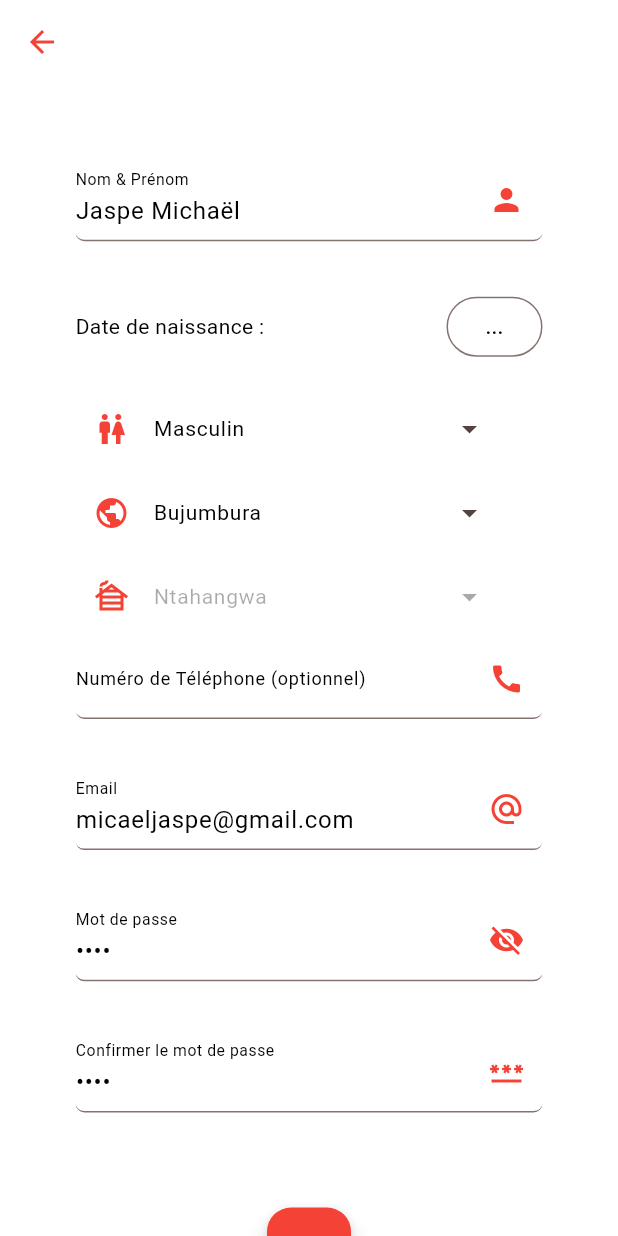
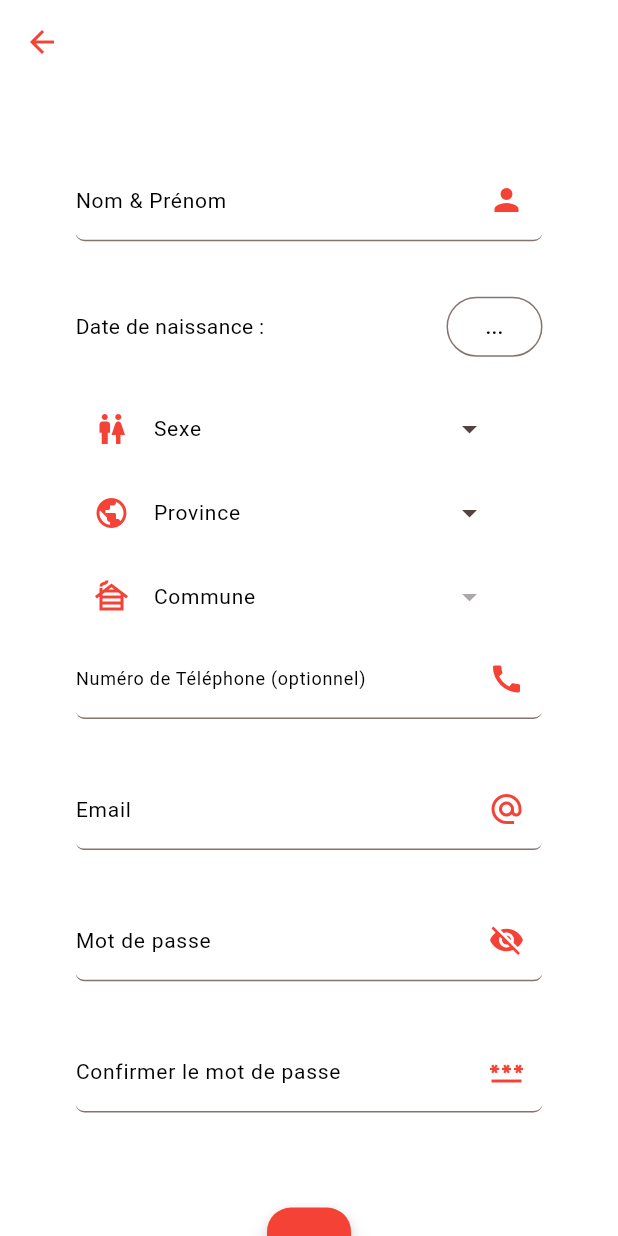
Before and after one commit to jspmic/medico_app, a Flutter app: the screen it shows after launch, after a tap on "Créer un compte", on a phone screen of 412 x 824 dp. Run offline on Flutter 3.47's test engine with Material 3 defaults, Android fonts, the phone set to English and light mode, and no system bars; our stand-ins replace flutter_secure_storage; missing offline and left inert: email_otp.

Commit message:
hotfix: removed test values from signup.dart

```diff
--- a/lib/signup.dart
+++ b/lib/signup.dart
@@ -103,19 +103,6 @@ class _SignupPageState extends State<SignupPage> {
 
   @override
   Widget build(BuildContext context) {
-	  pssw.text = "test";
-	  confirmPssw.text = "test";
-	  email.text = "micaeljaspe@gmail.com";
-	  nom.text = "Jaspe Michaël";
-	  sexe.text = "Masculin";
-	  province.text = "Bujumbura";
-	  commune.text = "Ntahangwa";
-	  _pssw = pssw.text;
-	  user.email = email.text;
-	  user.nom = nom.text;
-	  user.sexe = "M";
-	  user.province = province.text;
-	  user.commune = commune.text;
 	  return SingleChildScrollView(
 		  child: Center(
 			  child: Padding(
```
